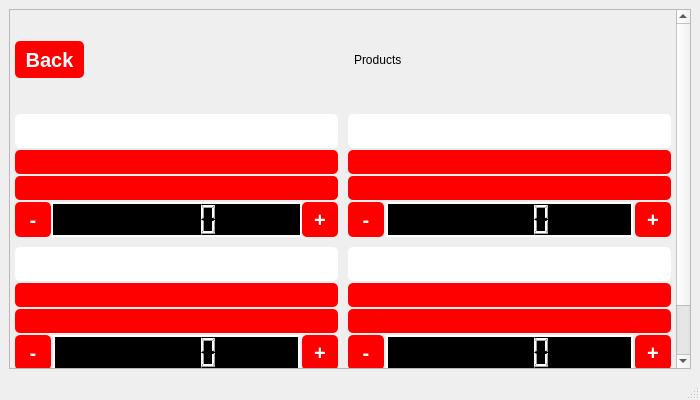
Qt form QT resource/fixedpage.ui (fatma105/Vending-Machine-App) before a commit.
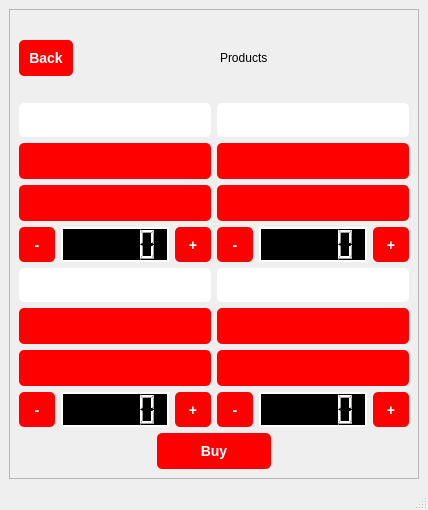
The same form after that commit.

```diff
--- a/QT resource/fixedpage.ui
+++ b/QT resource/fixedpage.ui
@@ -6,16 +6,10 @@
    <rect>
     <x>0</x>
     <y>0</y>
-    <width>700</width>
-    <height>400</height>
+    <width>428</width>
+    <height>510</height>
    </rect>
   </property>
-  <property name="maximumSize">
-   <size>
-    <width>16777215</width>
-    <height>16777215</height>
-   </size>
-  </property>
   <property name="windowTitle">
    <string>MainWindow</string>
   </property>
@@ -28,7 +22,7 @@
 }
 
 QPushButton {
-    font-size: 20px;
+    font-size: 14px;
     padding: 10px;
 	font-weight: bold;
     border-radius: 5px;
@@ -51,12 +45,6 @@
    <layout class="QGridLayout" name="gridLayout_4">
     <item row="0" column="0">
      <widget class="QScrollArea" name="scrollArea">
-      <property name="maximumSize">
-       <size>
-        <width>16777215</width>
-        <height>16777215</height>
-       </size>
-      </property>
       <property name="widgetResizable">
        <bool>true</bool>
       </property>
@@ -65,8 +53,8 @@
         <rect>
          <x>0</x>
          <y>0</y>
-         <width>655</width>
-         <height>419</height>
+         <width>404</width>
+         <height>461</height>
         </rect>
        </property>
        <property name="minimumSize">
@@ -76,41 +64,14 @@
         </size>
        </property>
        <layout class="QGridLayout" name="gridLayout_3">
-        <property name="leftMargin">
-         <number>5</number>
-        </property>
-        <property name="topMargin">
-         <number>5</number>
-        </property>
-        <property name="rightMargin">
-         <number>5</number>
-        </property>
-        <property name="bottomMargin">
-         <number>5</number>
-        </property>
-        <property name="spacing">
-         <number>10</number>
-        </property>
         <item row="0" column="0">
          <layout class="QGridLayout" name="gridLayout_2">
           <item row="0" column="0">
            <layout class="QVBoxLayout" name="verticalLayout_6">
             <item>
              <layout class="QHBoxLayout" name="horizontalLayout">
-              <property name="spacing">
-               <number>0</number>
-              </property>
-              <property name="sizeConstraint">
-               <enum>QLayout::SetDefaultConstraint</enum>
-              </property>
               <item>
                <widget class="QPushButton" name="pushButton_5">
-                <property name="maximumSize">
-                 <size>
-                  <width>16777215</width>
-                  <height>37</height>
-                 </size>
-                </property>
                 <property name="text">
                  <string>Back</string>
                 </property>
@@ -159,9 +120,6 @@
              <layout class="QGridLayout" name="gridLayout">
               <item row="0" column="1">
                <layout class="QVBoxLayout" name="verticalLayout_3">
-                <property name="spacing">
-                 <number>2</number>
-                </property>
                 <item>
                  <widget class="QLabel" name="label_2">
                   <property name="maximumSize">
@@ -180,12 +138,6 @@
                   <property name="enabled">
                    <bool>false</bool>
                   </property>
-                  <property name="maximumSize">
-                   <size>
-                    <width>16777215</width>
-                    <height>24</height>
-                   </size>
-                  </property>
                   <property name="styleSheet">
                    <string notr="true"/>
                   </property>
@@ -202,7 +154,7 @@
                   <property name="maximumSize">
                    <size>
                     <width>16777215</width>
-                    <height>24</height>
+                    <height>16777215</height>
                    </size>
                   </property>
                   <property name="styleSheet">
@@ -215,9 +167,6 @@
                 </item>
                 <item>
                  <layout class="QHBoxLayout" name="horizontalLayout_3">
-                  <property name="spacing">
-                   <number>2</number>
-                  </property>
                   <item>
                    <widget class="QPushButton" name="pushButton_8">
                     <property name="minimumSize">
@@ -303,9 +252,6 @@
               </item>
               <item row="0" column="0">
                <layout class="QVBoxLayout" name="verticalLayout">
-                <property name="spacing">
-                 <number>2</number>
-                </property>
                 <item>
                  <widget class="QLabel" name="label">
                   <property name="maximumSize">
@@ -324,12 +270,6 @@
                   <property name="enabled">
                    <bool>false</bool>
                   </property>
-                  <property name="maximumSize">
-                   <size>
-                    <width>16777215</width>
-                    <height>24</height>
-                   </size>
-                  </property>
                   <property name="styleSheet">
                    <string notr="true"/>
                   </property>
@@ -346,7 +286,7 @@
                   <property name="maximumSize">
                    <size>
                     <width>16777215</width>
-                    <height>24</height>
+                    <height>16777215</height>
                    </size>
                   </property>
                   <property name="styleSheet">
@@ -359,9 +299,6 @@
                 </item>
                 <item>
                  <layout class="QHBoxLayout" name="horizontalLayout_2">
-                  <property name="spacing">
-                   <number>0</number>
-                  </property>
                   <item>
                    <widget class="QPushButton" name="pushButton_7">
                     <property name="minimumSize">
@@ -447,9 +384,6 @@
               </item>
               <item row="1" column="0">
                <layout class="QVBoxLayout" name="verticalLayout_4">
-                <property name="spacing">
-                 <number>2</number>
-                </property>
                 <item>
                  <widget class="QLabel" name="label_3">
                   <property name="sizePolicy">
@@ -474,12 +408,6 @@
                   <property name="enabled">
                    <bool>false</bool>
                   </property>
-                  <property name="maximumSize">
-                   <size>
-                    <width>16777215</width>
-                    <height>24</height>
-                   </size>
-                  </property>
                   <property name="styleSheet">
                    <string notr="true"/>
                   </property>
@@ -496,7 +424,7 @@
                   <property name="maximumSize">
                    <size>
                     <width>16777215</width>
-                    <height>24</height>
+                    <height>16777215</height>
                    </size>
                   </property>
                   <property name="styleSheet">
@@ -594,9 +522,6 @@
               </item>
               <item row="1" column="1">
                <layout class="QVBoxLayout" name="verticalLayout_5">
-                <property name="spacing">
-                 <number>2</number>
-                </property>
                 <item>
                  <widget class="QLabel" name="label_4">
                   <property name="maximumSize">
@@ -615,12 +540,6 @@
                   <property name="enabled">
                    <bool>false</bool>
                   </property>
-                  <property name="maximumSize">
-                   <size>
-                    <width>16777215</width>
-                    <height>24</height>
-                   </size>
-                  </property>
                   <property name="styleSheet">
                    <string notr="true"/>
                   </property>
@@ -637,7 +556,7 @@
                   <property name="maximumSize">
                    <size>
                     <width>16777215</width>
-                    <height>24</height>
+                    <height>16777215</height>
                    </size>
                   </property>
                   <property name="styleSheet">
@@ -737,15 +656,6 @@
             </item>
             <item>
              <layout class="QHBoxLayout" name="horizontalLayout_7">
-              <property name="spacing">
-               <number>2</number>
-              </property>
-              <property name="topMargin">
-               <number>0</number>
-              </property>
-              <property name="rightMargin">
-               <number>0</number>
-              </property>
               <item>
                <spacer name="horizontalSpacer_4">
                 <property name="orientation">
```
Left out of the diff: 3 changed lines with no effect on the pictures.
